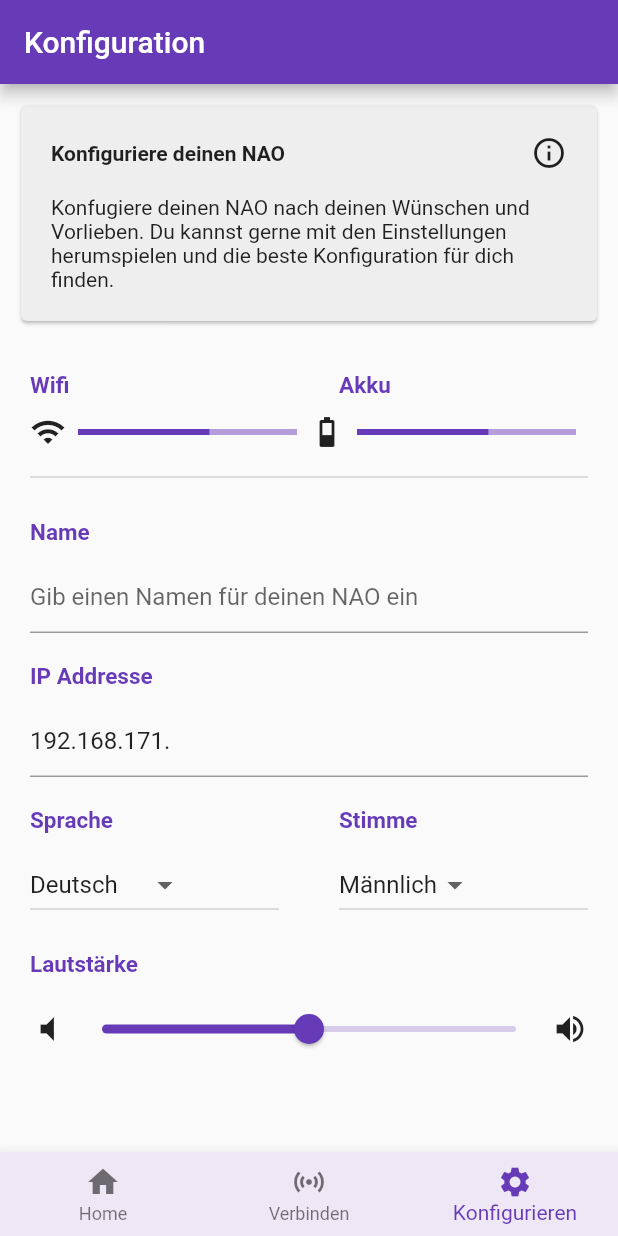
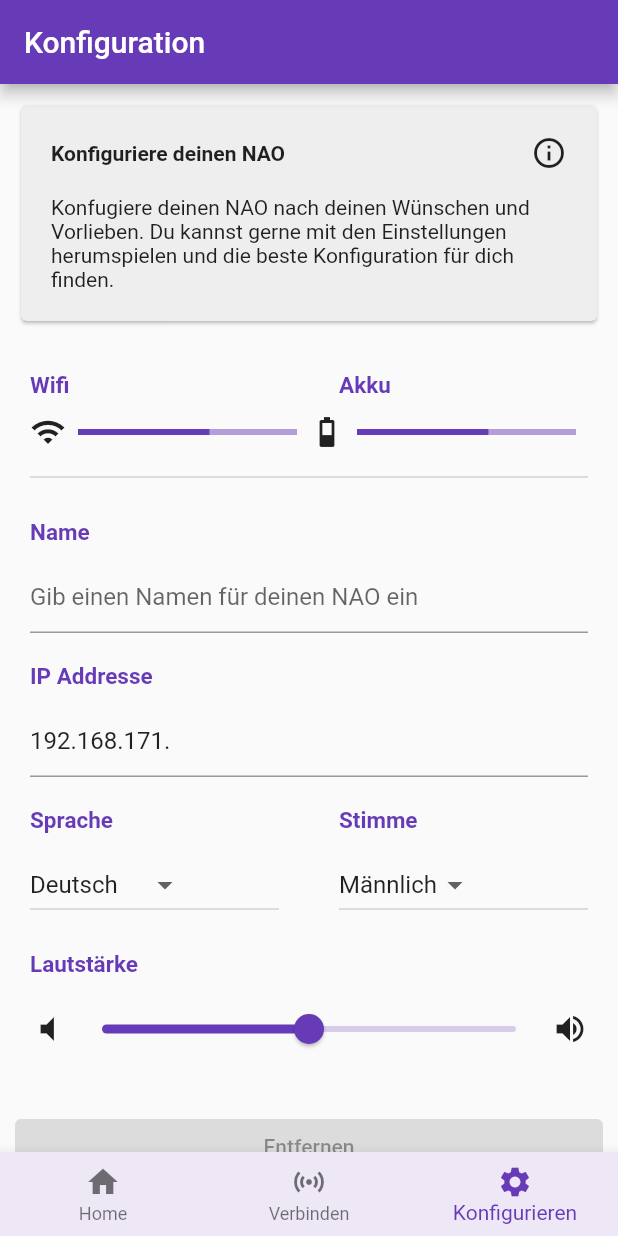
Before and after one commit to sbaer2306/NAO-APP, a Flutter app: the screen it shows after launch, item 3 of the bottom bar chosen, on a phone screen of 412 x 824 dp. Run offline on Flutter 3.47's test engine with Material 2 defaults, Android fonts, the phone set to English and light mode, and no system bars; our stand-ins replace loading_animation_widget; missing offline and left inert: animated_check.

Commit message:
review(#MAD32E-64)

```diff
--- a/lib/pages/config_view.dart
+++ b/lib/pages/config_view.dart
@@ -1,7 +1,6 @@
 import 'package:flutter/material.dart';
 import 'package:flutter/foundation.dart';
 import 'package:http/http.dart' as http;
-import 'package:nao_app/models/robot_model.dart';
 import 'package:nao_app/ui_elements/info_card.dart';
 
 class ConfigItem extends StatelessWidget {
@@ -53,10 +52,12 @@ class ConfigView extends StatefulWidget {
 }
 
 class _ConfigViewState extends State<ConfigView> {
-
-
   final TextEditingController _nameController = TextEditingController();
   final TextEditingController _ipAddressController = TextEditingController();
+
+  String languageValue = "german";
+  String voiceValue = "male";
+  double volumeValue = 0.5;
 
   @override
   void initState() {
@@ -64,10 +65,6 @@ class _ConfigViewState extends State<ConfigView> {
     _nameController.text = "";
     _ipAddressController.text = '192.168.171.';
   }
-
-  String languageValue = "german";
-  String voiceValue = "male";
-  double volumeValue = 0.5;
 
   Future<void> nameHandler(String name) async {
     setState(() {
@@ -79,9 +76,9 @@ class _ConfigViewState extends State<ConfigView> {
 
     var statusCode = response.statusCode;
     if (kDebugMode) {
-      print(statusCode);
+      // print(statusCode);
       if (statusCode == 200) {
-        print("Derzeitiger Name: $name");
+        // print("Derzeitiger Name: $name");
       }
     }
   }
@@ -97,9 +94,9 @@ class _ConfigViewState extends State<ConfigView> {
 
     var statusCode = response.statusCode;
     if (kDebugMode) {
-      print(statusCode);
+      // print(statusCode);
       if (statusCode == 200) {
-        print("Derzeitige IP-Adresse: $ip");
+        // print("Derzeitige IP-Adresse: $ip");
       }
     }
   }
@@ -115,9 +112,9 @@ class _ConfigViewState extends State<ConfigView> {
 
     var statusCode = response.statusCode;
     if (kDebugMode) {
-      print(statusCode);
+      // print(statusCode);
       if (statusCode == 200) {
-        print("Derzeitige Sprache: $lng");
+        // print("Derzeitige Sprache: $lng");
       }
     }
   }
@@ -132,9 +129,9 @@ class _ConfigViewState extends State<ConfigView> {
 
     var statusCode = response.statusCode;
     if (kDebugMode) {
-      print(statusCode);
+      // print(statusCode);
       if (statusCode == 200) {
-        print("Derzeitige Stimme: $lng");
+        // print("Derzeitige Stimme: $lng");
       }
     }
   }
@@ -145,13 +142,14 @@ class _ConfigViewState extends State<ConfigView> {
     });
 
     var url = Uri.https('httpbin.org', 'post');
-    var response = await http.post(url, body: {'type': 'Voice', 'value': vol.toString()});
+    var response =
+        await http.post(url, body: {'type': 'Voice', 'value': vol.toString()});
 
     var statusCode = response.statusCode;
     if (kDebugMode) {
-      print(statusCode);
+      // print(statusCode);
       if (statusCode == 200) {
-        print("Derzeitige Stimmenlautstärke: $vol");
+        // print("Derzeitige Stimmenlautstärke: $vol");
       }
     }
   }
@@ -159,7 +157,7 @@ class _ConfigViewState extends State<ConfigView> {
   @override
   Widget build(BuildContext context) {
     return Scaffold(
-        appBar: AppBar(title: Text("Konfiguration")),
+        appBar: AppBar(title: const Text("Konfiguration")),
         body: SingleChildScrollView(
             child: Column(
           crossAxisAlignment: CrossAxisAlignment.start,
@@ -317,6 +315,20 @@ class _ConfigViewState extends State<ConfigView> {
             const SizedBox(
               height: 20,
             ),
+            Padding(
+              padding: const EdgeInsets.all(10),
+              child: Row(
+                children: const [
+                  Expanded(
+                    child: ElevatedButton(
+                      // TODO: MAD23E-70
+                      onPressed: null,
+                      child: Text("Entfernen"),
+                    ),
+                  ),
+                ],
+              ),
+            )
           ],
         )));
   }
```
